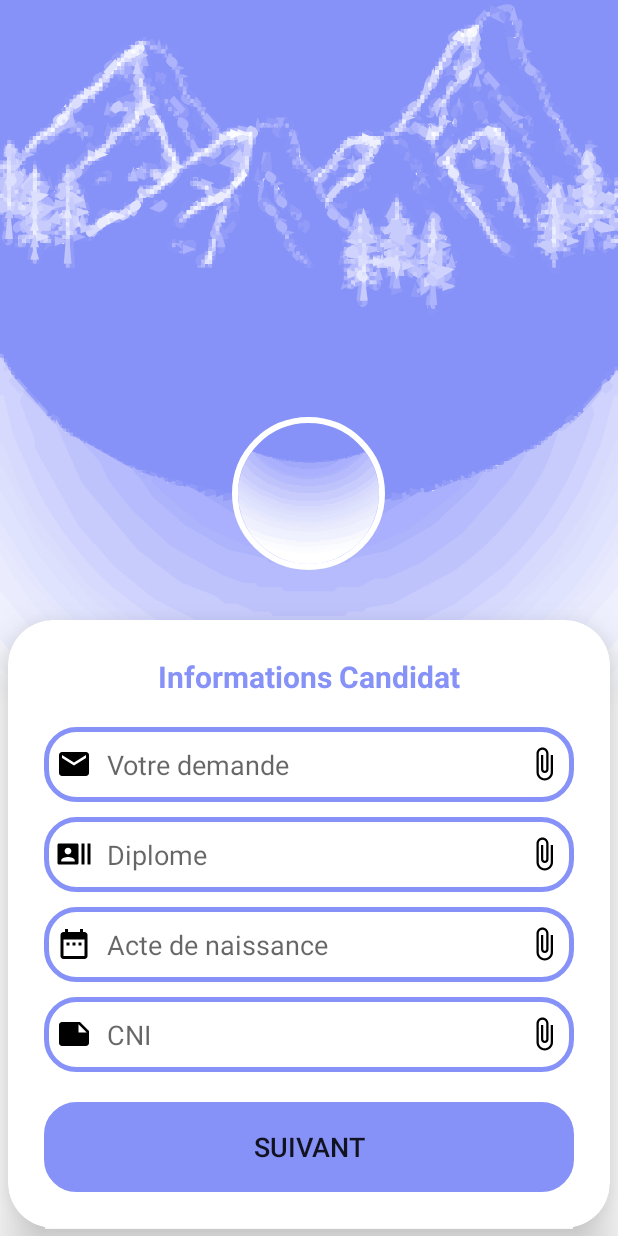
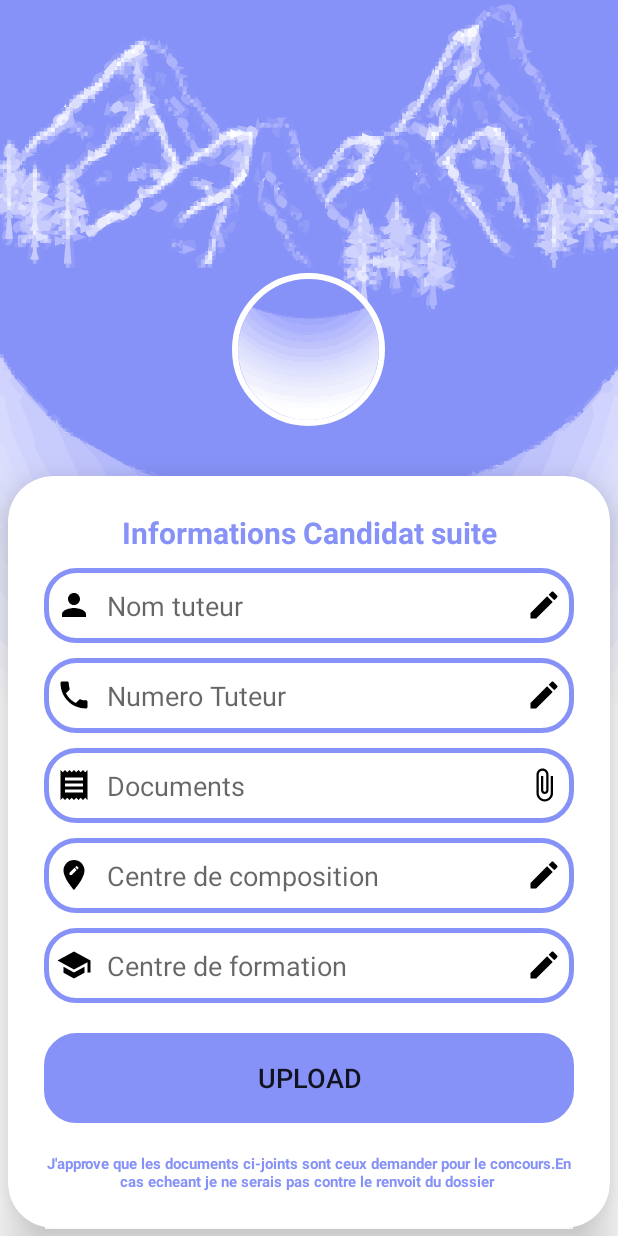
Before and after one commit to YvesFranky/iai_deposit, an Android app: the EnrolPage screen opened directly, with no data from a screen before it, on a phone screen of 412 x 824 dp. Run offline under Robolectric (Android 15) with nearby library versions, the phone set to English and light mode, and no system bars; our stand-ins replace CircleImageView.

Commit message:
Mise à jours des interface( changement de l'interface du candidat)

```diff
--- a/app/src/main/AndroidManifest.xml
+++ b/app/src/main/AndroidManifest.xml
@@ -2,7 +2,7 @@
 <manifest xmlns:android="http://schemas.android.com/apk/res/android"
     xmlns:tools="http://schemas.android.com/tools"
     package="com.ramseys.iaicideposit">
-
+    <uses-permission android:name="android.permission.READ_EXTERNAL_STORAGE"/>
     <application
         android:icon="@mipmap/ic_launcher"
         android:label="@string/app_name"
@@ -15,9 +15,6 @@
             android:exported="false" />
         <activity
             android:name=".UserScreen.EnrolPage"
-            android:exported="false" />
-        <activity
-            android:name=".UserScreen.EnrolPage2"
             android:exported="false" />
         <activity
             android:name=".Auth.RegisterPage"
--- a/app/src/main/java/com/ramseys/iaicideposit/UserScreen/EnrolPage.java
+++ b/app/src/main/java/com/ramseys/iaicideposit/UserScreen/EnrolPage.java
@@ -1,24 +1,34 @@
 package com.ramseys.iaicideposit.UserScreen;
 
+import androidx.activity.result.ActivityResultLauncher;
+import androidx.activity.result.contract.ActivityResultContracts;
+import androidx.annotation.NonNull;
 import androidx.appcompat.app.AppCompatActivity;
+import androidx.core.app.ActivityCompat;
 
+import android.annotation.SuppressLint;
 import android.content.Intent;
+import android.content.pm.PackageManager;
 import android.net.Uri;
 import android.os.Bundle;
+import android.Manifest;
+import android.view.MotionEvent;
 import android.view.View;
 import android.widget.Button;
 import android.widget.EditText;
 import android.widget.Toast;
 
+import com.ramseys.iaicideposit.MainActivity;
 import com.ramseys.iaicideposit.R;
 
-public class EnrolPage extends AppCompatActivity implements View.OnClickListener {
+public class EnrolPage extends AppCompatActivity implements View.OnTouchListener, View.OnClickListener {
     private Button next;
-    private EditText demande, diplome, acteNaiss, cni;
-
-    private Uri pdfData;
+    private EditText tuteur, numTuteur, document, lieuDepot, lieuFormation;
+    private ActivityResultLauncher<Intent> resultLauncher;
+    public static Uri pdfData;
     private  final int REQ =1;
     String donwloadUri = "";
+    @SuppressLint("ClickableViewAccessibility")
     @Override
     protected void onCreate(Bundle savedInstanceState) {
         super.onCreate(savedInstanceState);
@@ -26,32 +36,93 @@ public class EnrolPage extends AppCompatActivity implements View.OnClickListener
 
         //Connexion des composant avec l'interface #Ramseys
 
-        next = findViewById(R.id.next);
-        demande = findViewById(R.id.demande);
-        diplome = findViewById(R.id.diplome);
-        acteNaiss = findViewById(R.id.acteNaissance);
-        cni = findViewById(R.id.cni);
+        next = findViewById(R.id.upload);
+        numTuteur = findViewById(R.id.numTuteur);
+        tuteur = findViewById(R.id.tuteur);
+        document = findViewById(R.id.document);
+        lieuDepot = findViewById(R.id.lieuDepot);
+        lieuFormation = findViewById(R.id.lieuForm);
+
+        resultLauncher = registerForActivityResult(new ActivityResultContracts.StartActivityForResult(), result -> {
+            Intent data = result.getData();
+
+            if (data!=null){
+                pdfData = data.getData();
+                document.setText(pdfData.toString());
+            }
+        });
 
         next.setOnClickListener(this);
+        document.setOnTouchListener(this);
+        lieuFormation.setOnTouchListener(this);
     }
 
     @Override
     public void onClick(View v) {
         switch (v.getId()){
-            case R.id.next:
-                startActivity(new Intent(this, EnrolPage2.class));
+            case R.id.upload:
+                startActivity(new Intent(this, MainActivity.class));
                 break;
-            case R.id.demande:
-                break;
-            case R.id.diplome:
-                break;
-            case R.id.acteNaissance:
-                break;
-            case R.id.cni:
+            case R.id.document:
+                Toast.makeText(this, "ok", Toast.LENGTH_SHORT).show();
                 break;
             default:
                 Toast.makeText(this, "Oups", Toast.LENGTH_SHORT).show();
         }
 
     }
+
+    @Override
+    public boolean onTouch(View v, MotionEvent event) {
+
+        switch (v.getId()){
+            case R.id.document:
+                GetFile();
+                break;
+        }
+        return false;
+    }
+
+    private void selectPdf(){
+        Intent intent = new Intent(Intent.ACTION_GET_CONTENT);
+
+        intent.setType("application/pdf");
+
+        resultLauncher.launch(intent);
+    }
+
+
+    @Override
+    public void onRequestPermissionsResult(int requestCode, @NonNull String[] permissions, @NonNull int[] grantResults) {
+        super.onRequestPermissionsResult(requestCode, permissions, grantResults);
+
+        if (requestCode == REQ  && grantResults.length > 0 && grantResults[0] == PackageManager.PERMISSION_GRANTED){
+            selectPdf();
+        }else Toast.makeText(this, "Permission denied", Toast.LENGTH_SHORT).show();
+    }
+
+
+    private boolean GetFile() {
+        if (ActivityCompat.checkSelfPermission(
+                EnrolPage.this,
+                Manifest.permission.READ_EXTERNAL_STORAGE)
+                != PackageManager
+                .PERMISSION_GRANTED) {
+            // When permission is not granted
+            // Result permission
+            ActivityCompat.requestPermissions(
+                    EnrolPage.this,
+                    new String[] {
+                            Manifest.permission
+                                    .READ_EXTERNAL_STORAGE },
+                    1);
+            return false;
+        }
+        else {
+            // When permission is granted
+            // Create method
+            selectPdf();
+            return true;
+        }
+    }
 }
--- /dev/null
+++ b/app/src/main/res/drawable/ic_baseline_edit_24.xml
@@ -0,0 +1,5 @@
+<vector android:height="24dp" android:tint="#000000"
+    android:viewportHeight="24" android:viewportWidth="24"
+    android:width="24dp" xmlns:android="http://schemas.android.com/apk/res/android">
+    <path android:fillColor="@android:color/white" android:pathData="M3,17.25V21h3.75L17.81,9.94l-3.75,-3.75L3,17.25zM20.71,7.04c0.39,-0.39 0.39,-1.02 0,-1.41l-2.34,-2.34c-0.39,-0.39 -1.02,-0.39 -1.41,0l-1.83,1.83 3.75,3.75 1.83,-1.83z"/>
+</vector>
--- a/app/src/main/res/layout/activity_enrol_page.xml
+++ b/app/src/main/res/layout/activity_enrol_page.xml
@@ -40,7 +40,6 @@
             android:layout_width="match_parent"
             android:layout_height="wrap_content"
             android:layout_gravity="center_horizontal"
-            android:isScrollContainer="true"
             android:orientation="vertical"
             android:padding="24dp">
 
@@ -49,7 +48,7 @@
                 android:id="@+id/loginText"
                 android:layout_width="match_parent"
                 android:layout_height="wrap_content"
-                android:text="Informations Candidat"
+                android:text="Informations Candidat suite"
                 android:textAlignment="center"
                 android:textColor="@color/primary"
                 android:textSize="20dp"
@@ -57,74 +56,104 @@
 
                 />
 
+
             <EditText
-                android:id="@+id/demande"
+                android:id="@+id/tuteur"
                 android:layout_width="match_parent"
                 android:layout_height="50dp"
-                android:layout_marginTop="20dp"
+                android:layout_marginTop="10dp"
                 android:background="@drawable/custom_edittext"
-                android:drawableLeft="@drawable/ic_baseline_email_24"
-                android:drawableRight="@drawable/ic_baseline_attach_file_24"
+                android:drawableLeft="@drawable/ic_baseline_person_24"
+                android:drawableRight="@drawable/ic_baseline_edit_24"
                 android:drawablePadding="10dp"
-                android:editable="false"
-                android:hint="Votre demande"
+                android:enabled="false"
+                android:hint="Nom tuteur"
+                android:inputType="textPassword"
                 android:padding="8dp"
                 android:textColor="@color/black" />
 
             <EditText
-                android:id="@+id/diplome"
+                android:id="@+id/numTuteur"
                 android:layout_width="match_parent"
                 android:layout_height="50dp"
                 android:layout_marginTop="10dp"
                 android:background="@drawable/custom_edittext"
-                android:drawableLeft="@drawable/ic_baseline_recent_actors_24"
-                android:drawableRight="@drawable/ic_baseline_attach_file_24"
+                android:drawableLeft="@drawable/ic_baseline_phone_24"
+                android:drawableRight="@drawable/ic_baseline_edit_24"
                 android:drawablePadding="10dp"
-                android:editable="false"
-                android:hint="Diplome"
+                android:enabled="false"
+                android:hint="Numero Tuteur"
+                android:inputType="textPassword"
                 android:padding="8dp"
                 android:textColor="@color/black" />
 
             <EditText
-                android:id="@+id/acteNaissance"
+                android:id="@+id/document"
                 android:layout_width="match_parent"
                 android:layout_height="50dp"
                 android:layout_marginTop="10dp"
                 android:background="@drawable/custom_edittext"
-                android:drawableLeft="@drawable/ic_baseline_date_range_24"
+                android:drawableLeft="@drawable/ic_baseline_receipt_24"
                 android:drawableRight="@drawable/ic_baseline_attach_file_24"
                 android:drawablePadding="10dp"
-                android:editable="false"
-                android:hint="Acte de naissance"
+                android:enabled="true"
+                android:hint="Documents"
+                android:inputType="text"
                 android:padding="8dp"
                 android:textColor="@color/black" />
 
             <EditText
-                android:id="@+id/cni"
+                android:id="@+id/lieuDepot"
                 android:layout_width="match_parent"
                 android:layout_height="50dp"
                 android:layout_marginTop="10dp"
                 android:background="@drawable/custom_edittext"
-                android:drawableLeft="@drawable/ic_baseline_note_24"
-                android:drawableRight="@drawable/ic_baseline_attach_file_24"
+                android:drawableLeft="@drawable/ic_baseline_edit_location_24"
+                android:drawableRight="@drawable/ic_baseline_edit_24"
                 android:drawablePadding="10dp"
-                android:editable="false"
-                android:hint="CNI"
+                android:enabled="false"
+                android:hint="Centre de composition"
+                android:inputType="textPassword"
                 android:padding="8dp"
                 android:textColor="@color/black" />
 
-
+            <EditText
+                android:id="@+id/lieuForm"
+                android:layout_width="match_parent"
+                android:layout_height="50dp"
+                android:layout_marginTop="10dp"
+                android:background="@drawable/custom_edittext"
+                android:drawableLeft="@drawable/ic_baseline_school_24"
+                android:drawableRight="@drawable/ic_baseline_edit_24"
+                android:drawablePadding="10dp"
+                android:enabled="false"
+                android:hint="Centre de formation"
+                android:inputType="textPassword"
+                android:padding="8dp"
+                android:textColor="@color/black" />
 
             <Button
-                android:id="@+id/next"
+                android:id="@+id/upload"
                 android:layout_width="match_parent"
                 android:layout_height="60dp"
                 android:layout_marginTop="20dp"
                 android:background="@drawable/custom_edittext"
                 android:backgroundTint="@color/primary"
-                android:text="Suivant"
+                android:text="Upload"
                 android:textSize="18sp" />
 
+            <TextView
+                android:id="@+id/text"
+                android:layout_width="match_parent"
+                android:layout_height="wrap_content"
+                android:layout_marginTop="20dp"
+                android:text="@string/confirm"
+                android:textAlignment="center"
+                android:textColor="@color/primary"
+                android:textSize="10dp"
+                android:textStyle="bold"
+
+                />
 
         </LinearLayout>
     </androidx.cardview.widget.CardView>
```
Also changed, not shown: app/src/main/java/com/ramseys/iaicideposit/UserScreen/EnrolPage2.java (deleted, +0 -18 lines), app/src/main/res/layout/activity_enrol_page2.xml (deleted, +0 -151 lines).
